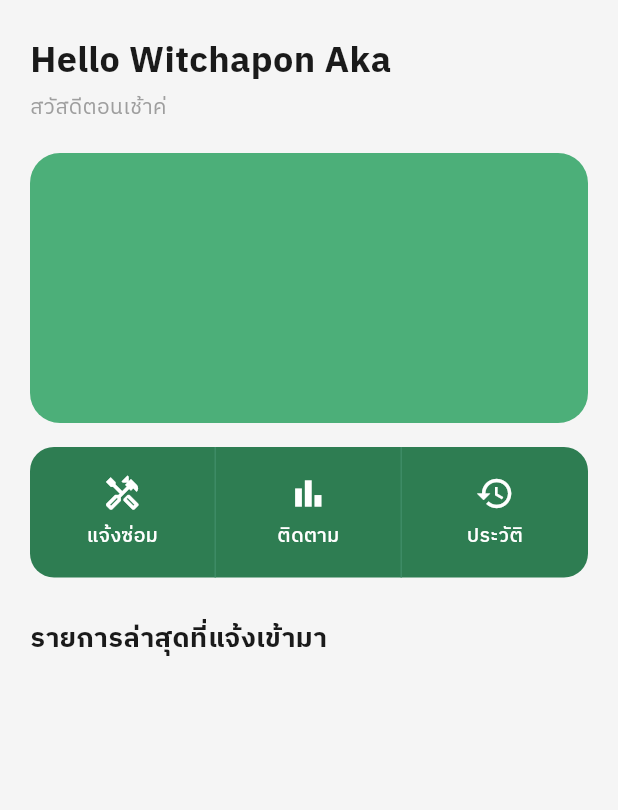
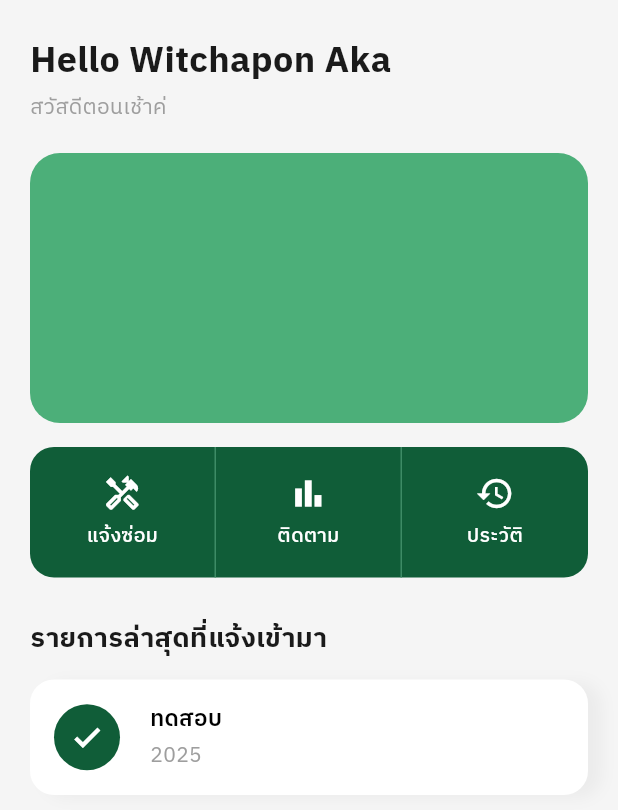
Before and after one commit to friendneedmatcha/fix-ict, a Flutter app: the HomePage screen opened directly, on a phone screen of 412 x 824 dp. Shown: the top 810 px of the screen. Run offline on Flutter 3.47's test engine with Material 3 defaults, Android fonts, the phone set to English and light mode, and no system bars; project files that could hold a hidden picture were left out.

Commit message:
finish card item

```diff
--- a/frontend/lib/main.dart
+++ b/frontend/lib/main.dart
@@ -19,7 +19,7 @@ class MyWidget extends StatelessWidget {
         fontFamily: 'IBM',
         colorScheme: ColorScheme.fromSeed(seedColor: const Color(0xFF2E7D52)),
       ),
-      home: Homepage(),
+      home: HomePage(),
     );
   }
 }
--- a/frontend/lib/screens/homePage.dart
+++ b/frontend/lib/screens/homePage.dart
@@ -48,7 +48,7 @@ class _HomePageState extends State<HomePage> {
 
                     Container(
                       decoration: BoxDecoration(
-                        color: const Color(0xFF2E7D52),
+                        color: const Color(0xFF105D38),
                         borderRadius: BorderRadius.circular(16),
                       ),
                       child: Row(
@@ -82,6 +82,74 @@ class _HomePageState extends State<HomePage> {
                         fontSize: 18,
                         fontWeight: FontWeight.bold,
                         color: Color(0xFF1A1A1A),
+                      ),
+                    ),
+
+                    SizedBox(height: 14),
+
+                    Container(
+                      margin: EdgeInsets.only(bottom: 12),
+                      padding: EdgeInsets.symmetric(
+                        horizontal: 16,
+                        vertical: 16,
+                      ),
+                      decoration: BoxDecoration(
+                        color: Colors.white,
+                        borderRadius: BorderRadius.circular(16),
+                        boxShadow: [
+                          BoxShadow(
+                            color: Colors.black.withOpacity(0.04),
+                            blurRadius: 8,
+                            offset: Offset(9, 2),
+                          ),
+                        ],
+                      ),
+                      child: Row(
+                        children: [
+                          Container(
+                            width: 44,
+                            height: 44,
+                            decoration: BoxDecoration(
+                              color: Color(0xFF105D38),
+                              shape: BoxShape.circle,
+                            ),
+                            child: Icon(
+                              Icons.check,
+                              color: Colors.white,
+                              size: 22,
+                              fontWeight: FontWeight.bold,
+                            ),
+                          ),
+                          SizedBox(width: 20),
+                          Expanded(
+                            child: Column(
+                              crossAxisAlignment: CrossAxisAlignment.start,
+                              children: [
+                                Text(
+                                  "ทดสอบ",
+                                  style: TextStyle(
+                                    fontSize: 15,
+                                    fontWeight: FontWeight.w600,
+                                    color: Colors.black,
+                                  ),
+                                ),
+                                SizedBox(height: 4),
+                                Text(
+                                  "2025",
+                                  style: TextStyle(
+                                    fontSize: 14,
+                                    color: Color.from(
+                                      alpha: 1,
+                                      red: 0.62,
+                                      green: 0.62,
+                                      blue: 0.62,
+                                    ),
+                                  ),
+                                ),
+                              ],
+                            ),
+                          ),
+                        ],
                       ),
                     ),
                   ],
```
